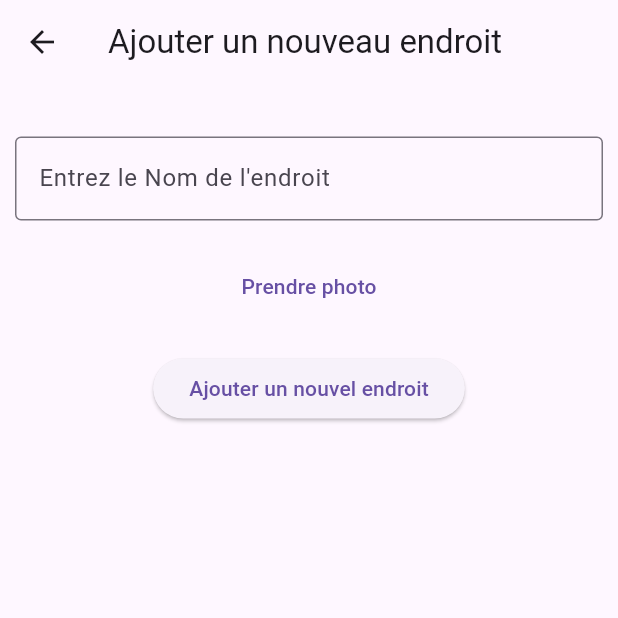
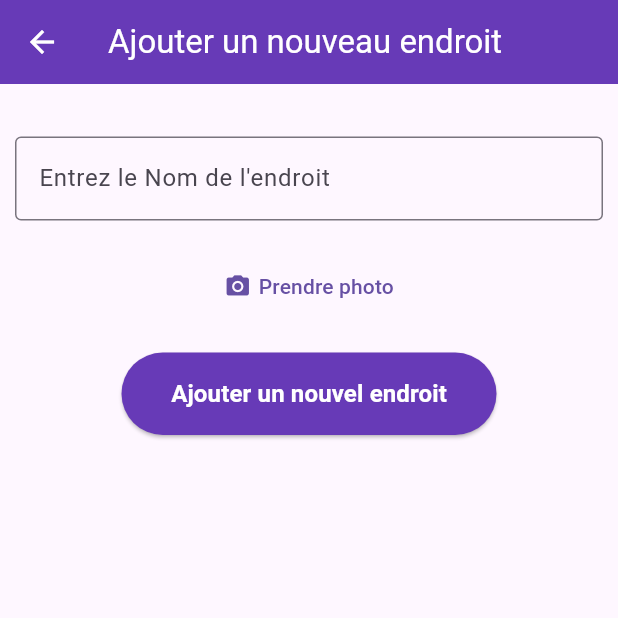
Before and after one commit to dielousseynou08-ops/TD02-flutter-Package-Native-formulaire-interactive, a Flutter app: the AjoutEndroit screen opened directly, on a phone screen of 412 x 824 dp, the top half of it. Run offline on Flutter 3.47's test engine with Material 3 defaults, Android fonts, the phone set to English and light mode, and no system bars; our stand-ins replace flutter_riverpod, image_picker.

Commit message:
main.dart

```diff
--- a/lib/vue/ajout_endrot.dart
+++ b/lib/vue/ajout_endrot.dart
@@ -1,8 +1,10 @@
 import 'package:flutter_riverpod/flutter_riverpod.dart';
 import 'dart:io';
 import 'package:flutter/material.dart';
+import 'package:placefavorite/main.dart';
 import 'package:placefavorite/providers/endroit_utilisateur.dart';
 import 'package:placefavorite/vue/image_prise.dart';
+import 'package:placefavorite/widgets/endroits_list.dart';
 
 class AjoutEndroit extends ConsumerStatefulWidget {
   const AjoutEndroit({super.key});
@@ -26,12 +28,25 @@ class _AjoutEndroitState extends ConsumerState<AjoutEndroit> {
     Navigator.of(context).pop();
   }
 
-
-
   @override
   Widget build(BuildContext context) {
     return Scaffold(
-      appBar: AppBar(title: Text('Ajouter un nouveau endroit ')),
+      appBar: AppBar(
+        backgroundColor: Colors.deepPurple,
+        centerTitle: true,
+        leading: IconButton(
+          onPressed: () {
+            Navigator.of(context).push(
+              MaterialPageRoute(builder: (context) => EndroitsInterface()),
+            );
+          },
+          icon: Icon(Icons.arrow_back, color: Colors.white),
+        ),
+        title: Text(
+          'Ajouter un nouveau endroit ',
+          style: TextStyle(color: Colors.white),
+        ),
+      ),
       body: SingleChildScrollView(
         child: Column(
           children: [
@@ -52,10 +67,19 @@ class _AjoutEndroitState extends ConsumerState<AjoutEndroit> {
             const SizedBox(height: 20),
 
             ElevatedButton.icon(
+              style: ElevatedButton.styleFrom(
+                fixedSize: Size(250, 55),
+                backgroundColor: Colors.deepPurple,
+              ),
               onPressed: _enregistrerEndroit,
-              label: const Text('Ajouter un nouvel endroit'),
-
-
+              label: const Text(
+                'Ajouter un nouvel endroit',
+                style: TextStyle(
+                  fontSize: 16,
+                  fontWeight: FontWeight.bold,
+                  color: Colors.white,
+                ),
+              ),
             ),
           ],
         ),
--- a/lib/vue/image_prise.dart
+++ b/lib/vue/image_prise.dart
@@ -33,7 +33,14 @@ class _ImagePriseState extends State<ImagePrise> {
         _photoSelectionnee == null
             ? TextButton.icon(
                 onPressed: _prendrePhoto,
-                label: const Text('Prendre photo'),
+                label: const Row(
+                  mainAxisAlignment: MainAxisAlignment.center,
+                  children: [
+                    Icon(Icons.camera_alt),
+                    SizedBox(width: 5),
+                    Text('Prendre photo'),
+                  ],
+                ),
               )
             : GestureDetector(
                 onTap: _prendrePhoto,
```
